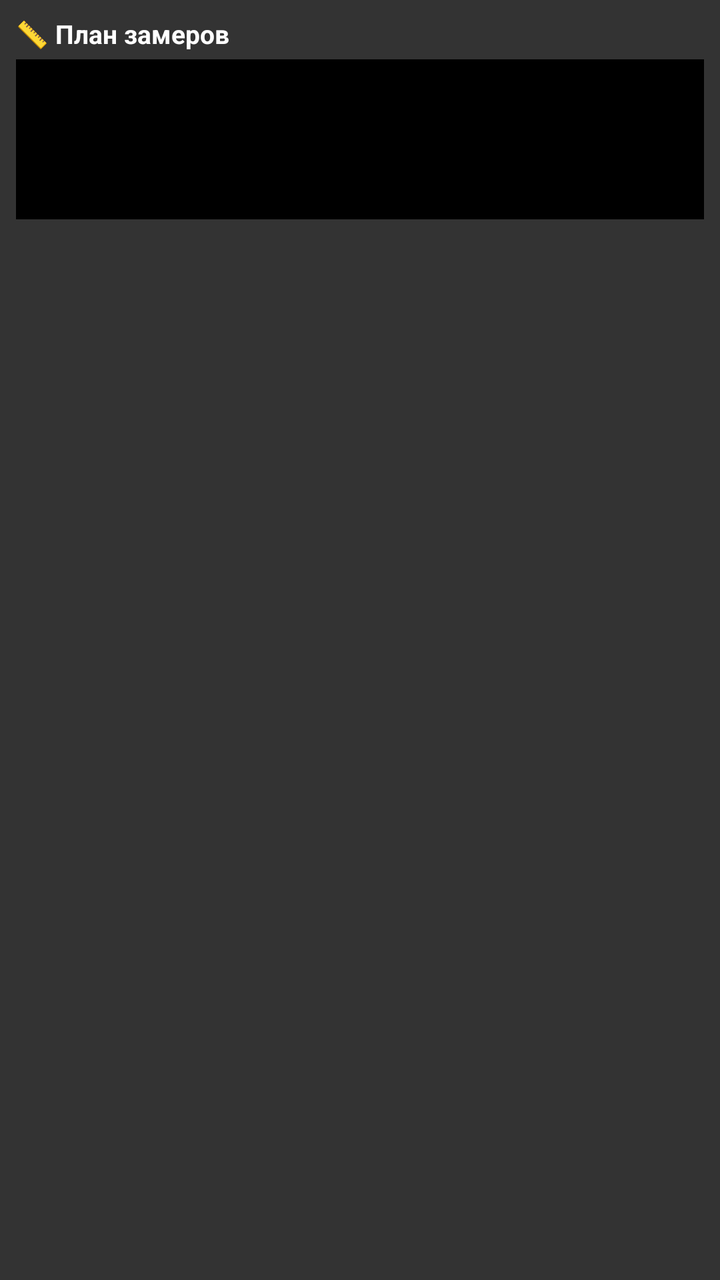
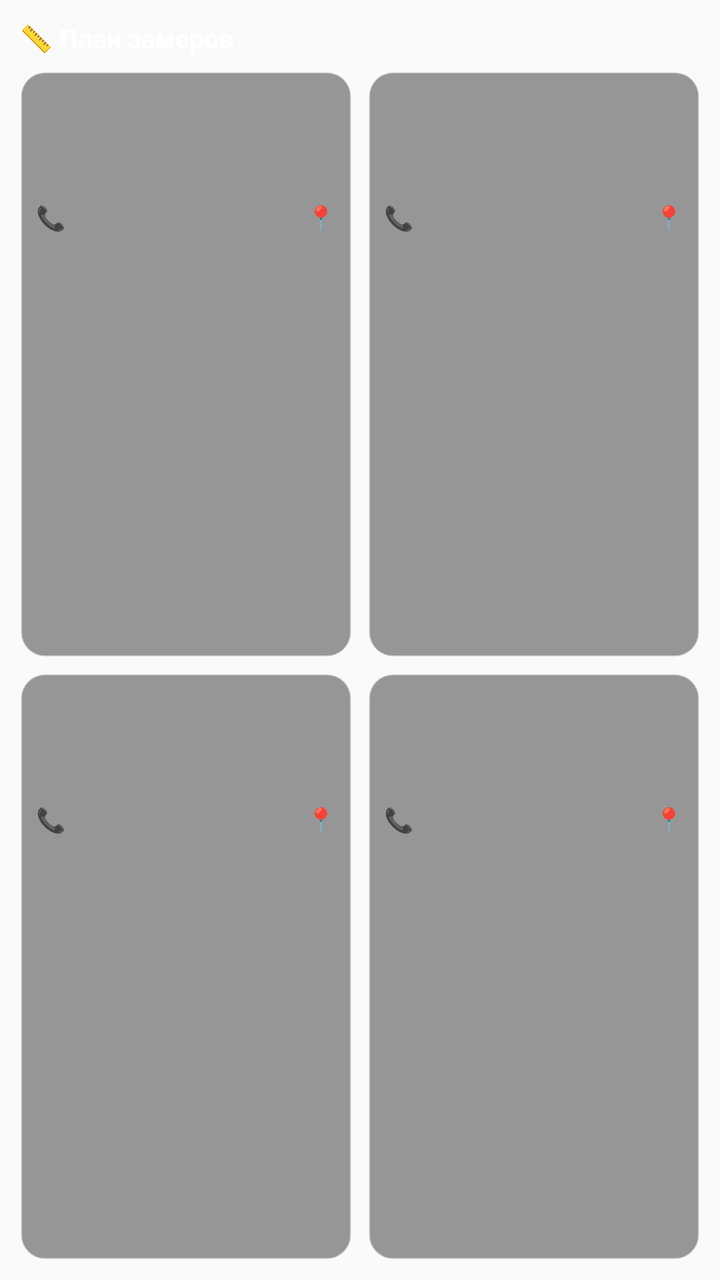

Compare the two renders of this Android layout. The source of the first and the diff that turns it into the second are given below.
<!-- AndroidManifest.xml: application theme Theme.PlanZamerov -->
<!-- res/layout/zamer_widget.xml -->
<?xml version="1.0" encoding="utf-8"?>
<LinearLayout xmlns:android="http://schemas.android.com/apk/res/android"
    android:id="@+id/w_root"
    android:layout_width="match_parent"
    android:layout_height="match_parent"
    android:orientation="vertical"
    android:background="#FF333333"
    android:padding="8dp">

    <TextView
        android:id="@+id/w_title"
        android:layout_width="match_parent"
        android:layout_height="wrap_content"
        android:text="📏 План замеров"
        android:textColor="#FFFFFF"
        android:textSize="13sp"
        android:textStyle="bold" />

    
    <LinearLayout
        android:id="@+id/card_1"
        android:layout_width="match_parent"
        android:layout_height="wrap_content"
        android:orientation="vertical"
        android:background="#FF000000"
        android:padding="10dp"
        android:layout_marginTop="4dp">

        <TextView
            android:id="@+id/t1_time"
            android:layout_width="wrap_content"
            android:layout_height="wrap_content"
            android:textColor="#FF7043"
            android:textSize="17sp"
            android:textStyle="bold" />

        <TextView
            android:id="@+id/t1_name"
            android:layout_width="match_parent"
            android:layout_height="wrap_content"
            android:textColor="#FFFFFF"
            android:textSize="14sp"
            android:layout_marginTop="2dp" />

        <TextView
            android:id="@+id/t1_addr"
            android:layout_width="match_parent"
            android:layout_height="wrap_content"
            android:textColor="#B3FFFFFF"
            android:textSize="12sp" />
    </LinearLayout>

    <TextView
        android:id="@+id/w_empty"
        android:layout_width="match_parent"
        android:layout_height="wrap_content"
        android:text="Нет предстоящих замеров"
        android:textColor="#CCFFFFFF"
        android:textSize="14sp"
        android:gravity="center"
        android:visibility="gone" />
</LinearLayout>
<!-- resources referenced by this layout -->
<resources>
  <style name="Theme.PlanZamerov" parent="android:Theme.Material.Light.NoActionBar" />
</resources>

<!-- the commit's change to res/layout/zamer_widget.xml (unified diff, before → after) -->
@@ -4,8 +4,8 @@
     android:layout_width="match_parent"
     android:layout_height="match_parent"
     android:orientation="vertical"
-    android:background="#FF333333"
-    android:padding="8dp">
+    android:background="@android:color/transparent"
+    android:padding="6dp">
 
     <TextView
         android:id="@+id/w_title"
@@ -14,46 +14,114 @@
         android:text="📏 План замеров"
         android:textColor="#FFFFFF"
         android:textSize="13sp"
-        android:textStyle="bold" />
+        android:textStyle="bold"
+        android:padding="4dp" />
 
     
     <LinearLayout
-        android:id="@+id/card_1"
         android:layout_width="match_parent"
-        android:layout_height="wrap_content"
-        android:orientation="vertical"
-        android:background="#FF000000"
-        android:padding="10dp"
-        android:layout_marginTop="4dp">
+        android:layout_height="0dp"
+        android:layout_weight="1"
+        android:orientation="horizontal">
 
-        <TextView
-            android:id="@+id/t1_time"
-            android:layout_width="wrap_content"
-            android:layout_height="wrap_content"
-            android:textColor="#FF7043"
-            android:textSize="17sp"
-            android:textStyle="bold" />
+        
+        <LinearLayout
+            android:id="@+id/card_1"
+            android:layout_width="0dp"
+            android:layout_weight="1"
+            android:layout_height="match_parent"
+            android:orientation="vertical"
+            android:background="@drawable/widget_card_bg"
+            android:padding="8dp"
+            android:layout_margin="4dp">
 
-        <TextView
-            android:id="@+id/t1_name"
-            android:layout_width="match_parent"
-            android:layout_height="wrap_content"
-            android:textColor="#FFFFFF"
-            android:textSize="14sp"
-            android:layout_marginTop="2dp" />
+            <TextView android:id="@+id/t1_time" android:layout_width="wrap_content" android:layout_height="wrap_content" android:textColor="#FF7043" android:textSize="15sp" android:textStyle="bold" />
+            <TextView android:id="@+id/t1_name" android:layout_width="match_parent" android:layout_height="wrap_content" android:textColor="#FFFFFF" android:textSize="13sp" android:maxLines="1" android:ellipsize="end" />
+            <TextView android:id="@+id/t1_addr" android:layout_width="match_parent" android:layout_height="wrap_content" android:textColor="#B3FFFFFF" android:textSize="11sp" android:maxLines="2" android:ellipsize="end" />
+            
+            <LinearLayout android:layout_width="match_parent" android:layout_height="wrap_content" android:orientation="horizontal" android:gravity="center_vertical" android:layout_marginTop="4dp">
+                <TextView android:id="@+id/t1_call" android:layout_width="0dp" android:layout_weight="1" android:layout_height="wrap_content" android:text="📞" android:textColor="#FFAB91" android:textSize="12sp" />
+                <TextView android:id="@+id/t1_map" android:layout_width="wrap_content" android:layout_height="wrap_content" android:text="📍" android:textColor="#90CAF9" android:textSize="12sp" />
+            </LinearLayout>
+        </LinearLayout>
 
-        <TextView
-            android:id="@+id/t1_addr"
-            android:layout_width="match_parent"
-            android:layout_height="wrap_content"
-            android:textColor="#B3FFFFFF"
-            android:textSize="12sp" />
+        
+        <LinearLayout
+            android:id="@+id/card_2"
+            android:layout_width="0dp"
+            android:layout_weight="1"
+            android:layout_height="match_parent"
+            android:orientation="vertical"
+            android:background="@drawable/widget_card_bg"
+            android:padding="8dp"
+            android:layout_margin="4dp">
+
+            <TextView android:id="@+id/t2_time" android:layout_width="wrap_content" android:layout_height="wrap_content" android:textColor="#FF7043" android:textSize="15sp" android:textStyle="bold" />
+            <TextView android:id="@+id/t2_name" android:layout_width="match_parent" android:layout_height="wrap_content" android:textColor="#FFFFFF" android:textSize="13sp" android:maxLines="1" android:ellipsize="end" />
+            <TextView android:id="@+id/t2_addr" android:layout_width="match_parent" android:layout_height="wrap_content" android:textColor="#B3FFFFFF" android:textSize="11sp" android:maxLines="2" android:ellipsize="end" />
+            
+            <LinearLayout android:layout_width="match_parent" android:layout_height="wrap_content" android:orientation="horizontal" android:gravity="center_vertical" android:layout_marginTop="4dp">
+                <TextView android:id="@+id/t2_call" android:layout_width="0dp" android:layout_weight="1" android:layout_height="wrap_content" android:text="📞" android:textColor="#FFAB91" android:textSize="12sp" />
+                <TextView android:id="@+id/t2_map" android:layout_width="wrap_content" android:layout_height="wrap_content" android:text="📍" android:textColor="#90CAF9" android:textSize="12sp" />
+            </LinearLayout>
+        </LinearLayout>
+    </LinearLayout>
+
+    
+    <LinearLayout
+        android:layout_width="match_parent"
+        android:layout_height="0dp"
+        android:layout_weight="1"
+        android:orientation="horizontal">
+
+        
+        <LinearLayout
+            android:id="@+id/card_3"
+            android:layout_width="0dp"
+            android:layout_weight="1"
+            android:layout_height="match_parent"
+            android:orientation="vertical"
+            android:background="@drawable/widget_card_bg"
+            android:padding="8dp"
+            android:layout_margin="4dp">
+
+            <TextView android:id="@+id/t3_time" android:layout_width="wrap_content" android:layout_height="wrap_content" android:textColor="#FF7043" android:textSize="15sp" android:textStyle="bold" />
+            <TextView android:id="@+id/t3_name" android:layout_width="match_parent" android:layout_height="wrap_content" android:textColor="#FFFFFF" android:textSize="13sp" android:maxLines="1" android:ellipsize="end" />
+            <TextView android:id="@+id/t3_addr" android:layout_width="match_parent" android:layout_height="wrap_content" android:textColor="#B3FFFFFF" android:textSize="11sp" android:maxLines="2" android:ellipsize="end" />
+            
+            <LinearLayout android:layout_width="match_parent" android:layout_height="wrap_content" android:orientation="horizontal" android:gravity="center_vertical" android:layout_marginTop="4dp">
+                <TextView android:id="@+id/t3_call" android:layout_width="0dp" android:layout_weight="1" android:layout_height="wrap_content" android:text="📞" android:textColor="#FFAB91" android:textSize="12sp" />
+                <TextView android:id="@+id/t3_map" android:layout_width="wrap_content" android:layout_height="wrap_content" android:text="📍" android:textColor="#90CAF9" android:textSize="12sp" />
+            </LinearLayout>
+        </LinearLayout>
+
+        
+        <LinearLayout
+            android:id="@+id/card_4"
+            android:layout_width="0dp"
+            android:layout_weight="1"
+            android:layout_height="match_parent"
+            android:orientation="vertical"
+            android:background="@drawable/widget_card_bg"
+            android:padding="8dp"
+            android:layout_margin="4dp">
+
+            <TextView android:id="@+id/t4_time" android:layout_width="wrap_content" android:layout_height="wrap_content" android:textColor="#FF7043" android:textSize="15sp" android:textStyle="bold" />
+            <TextView android:id="@+id/t4_name" android:layout_width="match_parent" android:layout_height="wrap_content" android:textColor="#FFFFFF" android:textSize="13sp" android:maxLines="1" android:ellipsize="end" />
+            <TextView android:id="@+id/t4_addr" android:layout_width="match_parent" android:layout_height="wrap_content" android:textColor="#B3FFFFFF" android:textSize="11sp" android:maxLines="2" android:ellipsize="end" />
+            
+            <LinearLayout android:layout_width="match_parent" android:layout_height="wrap_content" android:orientation="horizontal" android:gravity="center_vertical" android:layout_marginTop="4dp">
+                <TextView android:id="@+id/t4_call" android:layout_width="0dp" android:layout_weight="1" android:layout_height="wrap_content" android:text="📞" android:textColor="#FFAB91" android:textSize="12sp" />
+                <TextView android:id="@+id/t4_map" android:layout_width="wrap_content" android:layout_height="wrap_content" android:text="📍" android:textColor="#90CAF9" android:textSize="12sp" />
+            </LinearLayout>
+        </LinearLayout>
     </LinearLayout>
 
     <TextView
         android:id="@+id/w_empty"
         android:layout_width="match_parent"
-        android:layout_height="wrap_content"
+        android:layout_height="0dp"
+        android:layout_weight="1"
         android:text="Нет предстоящих замеров"
         android:textColor="#CCFFFFFF"
         android:textSize="14sp"
<!-- resource entries referenced after the edit -->
@@ -1,5 +1,16 @@
 <!-- resources referenced by this layout -->
 <resources>
+  <!-- drawable widget_card_bg (drawable) -->
+  <?xml version="1.0" encoding="utf-8"?>
+  <shape xmlns:android="http://schemas.android.com/apk/res/android"
+      android:shape="rectangle">
+      
+      <solid android:color="#66000000" />
+      
+      <stroke android:width="1dp" android:color="#80FFFFFF" />
+      
+      <corners android:radius="12dp" />
+  </shape>
   <style name="Theme.PlanZamerov" parent="android:Theme.Material.Light.NoActionBar" />
 </resources>
 
